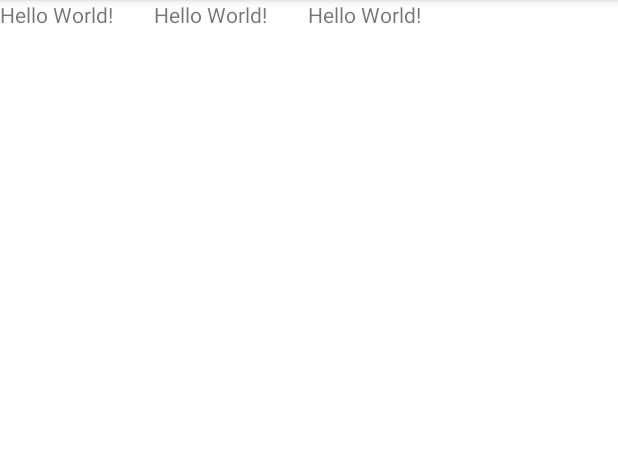
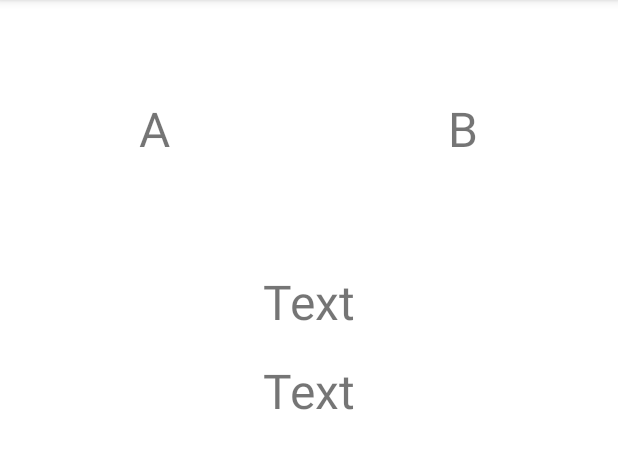
Before and after one commit to thomas-michels/CursoDesenvolvedorAndroid, an Android app: the screen it shows after launch (MainActivity), on a phone screen of 412 x 824 dp, the part 84-553 px from its top. Run offline under Robolectric (Android 15) with nearby library versions, the phone set to English and light mode, and no system bars.

Commit message:
Exercicio linear layout pronto

```diff
--- a/AULA64/app/src/main/res/layout/activity_main.xml
+++ b/AULA64/app/src/main/res/layout/activity_main.xml
@@ -3,25 +3,60 @@
     xmlns:tools="http://schemas.android.com/tools"
     android:layout_width="match_parent"
     android:layout_height="match_parent"
-    android:orientation="horizontal"
+    android:orientation="vertical"
     tools:context=".MainActivity">
+
+    <LinearLayout
+        android:layout_width="match_parent"
+        android:layout_height="wrap_content"
+        android:orientation="horizontal">
 
         <TextView
             android:layout_width="0dp"
+            android:layout_height="wrap_content"
             android:layout_weight="1"
-        android:layout_height="wrap_content"
-        android:text="Hello World!" />
+            android:padding="64dp"
+            android:textSize="32sp"
+            android:gravity="center"
+            android:text="A" />
 
         <TextView
             android:layout_width="0dp"
+            android:layout_height="wrap_content"
             android:layout_weight="1"
+            android:padding="64dp"
+            android:textSize="32sp"
+            android:gravity="center"
+            android:text="B" />
+
+    </LinearLayout>
+
+    <LinearLayout
+        android:layout_width="match_parent"
         android:layout_height="wrap_content"
-        android:text="Hello World!" />
+        android:orientation="vertical">
 
         <TextView
-        android:layout_width="0dp"
-        android:layout_weight="2"
+            android:layout_width="wrap_content"
             android:layout_height="wrap_content"
-        android:text="Hello World!" />
+            android:layout_gravity="center_horizontal"
+            android:textSize="32sp"
+            android:paddingStart="32dp"
+            android:paddingEnd="32dp"
+            android:paddingTop="8dp"
+            android:paddingBottom="8dp"
+            android:text="Text" />
+
+        <TextView
+            android:layout_width="wrap_content"
+            android:layout_height="wrap_content"
+            android:layout_gravity="center_horizontal"
+            android:paddingStart="32dp"
+            android:paddingEnd="32dp"
+            android:paddingTop="8dp"
+            android:paddingBottom="8dp"
+            android:textSize="32sp"
+            android:text="Text" />
 
     </LinearLayout>
+</LinearLayout>
```
Lines whose indentation alone changed are shown as unchanged.
